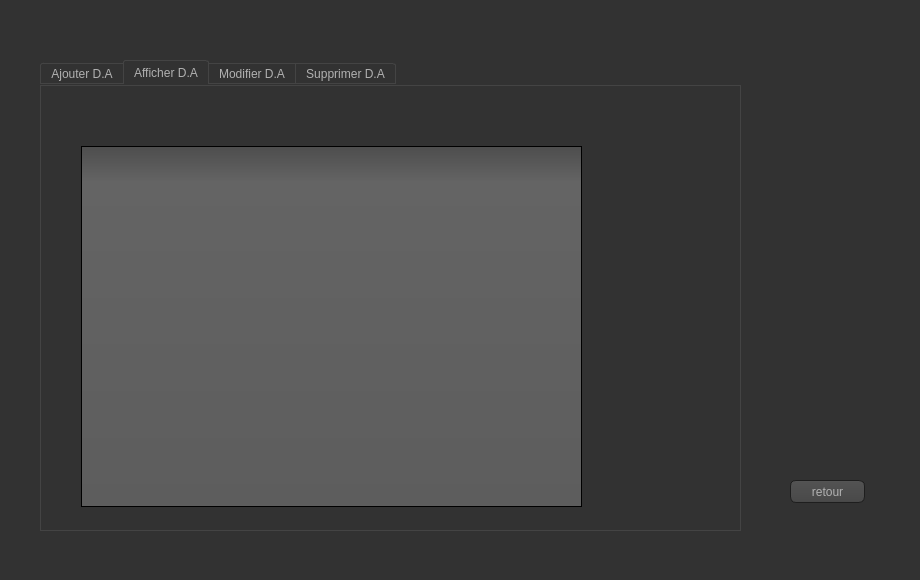
This is Gestion_citoyen/crud_demande.ui in hanenjabnoun-Esprit-2019/Smart_Police_Station_2A26 as Qt 5 draws it before an edit. The edited form follows.
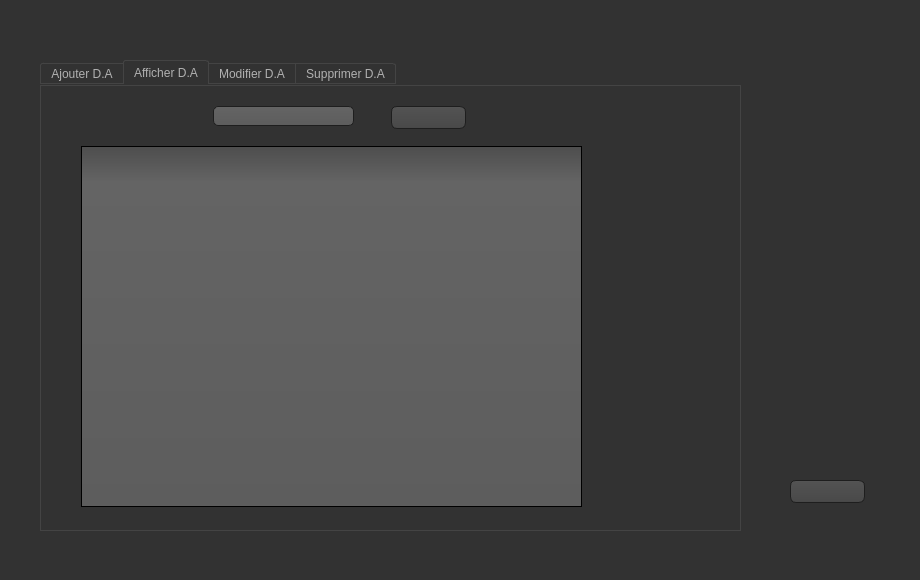
This is the edited form. The open tabs and pages were chosen to show the change. Icons and pictures are not drawn.

```diff
--- a/Gestion_citoyen/crud_demande.ui
+++ b/Gestion_citoyen/crud_demande.ui
@@ -581,6 +581,33 @@
       </rect>
      </property>
     </widget>
+    <widget class="QPushButton" name="pb_recherche">
+     <property name="geometry">
+      <rect>
+       <x>350</x>
+       <y>20</y>
+       <width>75</width>
+       <height>23</height>
+      </rect>
+     </property>
+     <property name="text">
+      <string/>
+     </property>
+     <property name="icon">
+      <iconset>
+       <normaloff>../../tn so/search-vector-icon-png_256686.jpg</normaloff>../../tn so/search-vector-icon-png_256686.jpg</iconset>
+     </property>
+    </widget>
+    <widget class="QLineEdit" name="la_recherche">
+     <property name="geometry">
+      <rect>
+       <x>172</x>
+       <y>20</y>
+       <width>141</width>
+       <height>20</height>
+      </rect>
+     </property>
+    </widget>
    </widget>
    <widget class="QWidget" name="tab_4">
     <attribute name="title">
@@ -721,7 +748,11 @@
     </rect>
    </property>
    <property name="text">
-    <string>retour</string>
+    <string/>
+   </property>
+   <property name="icon">
+    <iconset>
+     <normaloff>../../tn so/50720.png</normaloff>../../tn so/50720.png</iconset>
    </property>
   </widget>
  </widget>
```
Left out of the diff: 20 changed lines with no effect on the pictures.
